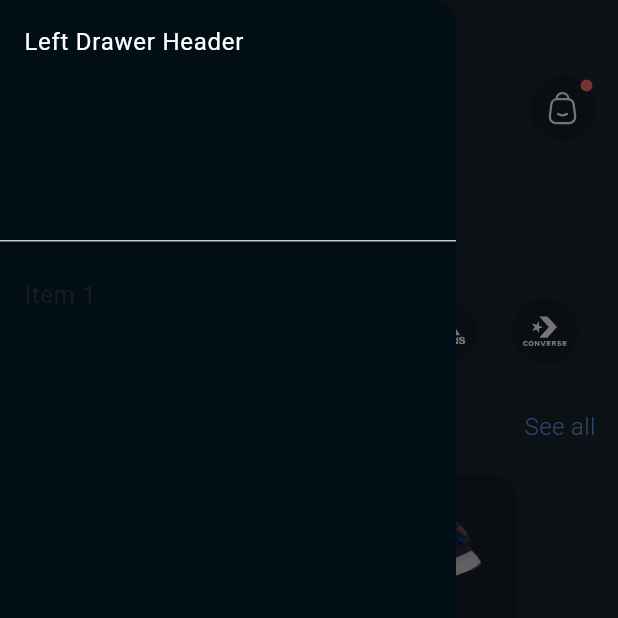
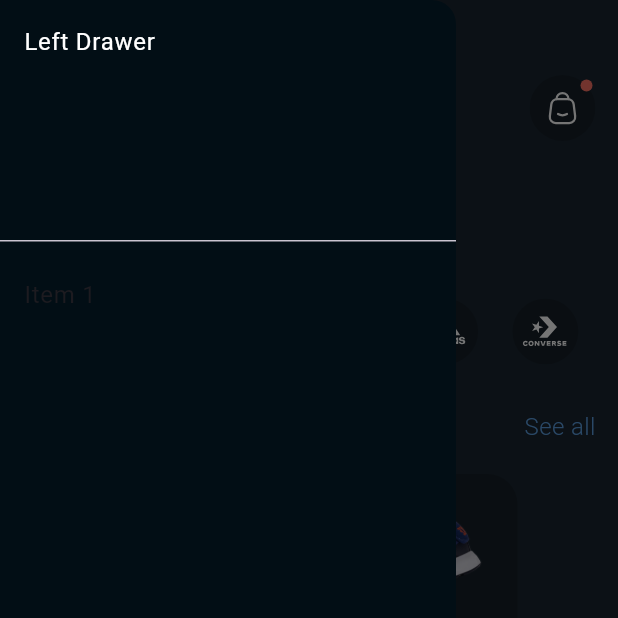
Before and after one commit to manan-coderzhunt/nike-flutter, a Flutter app: the HomeScreen screen opened directly, with the side drawer open, on a phone screen of 412 x 824 dp, the top half of it. Run offline on Flutter 3.47's test engine with Material 3 defaults, Android fonts, the phone set to English and light mode, and no system bars; our stand-ins replace firebase_auth, firebase_core, flutter_svg; accounts and stored records are empty; Roboto replaces fonts that are missing (Poppins1).

Commit message:
Changed in Home Screen

```diff
--- a/lib/Pages/home_screen.dart
+++ b/lib/Pages/home_screen.dart
@@ -29,7 +29,7 @@ class _HomeScreenState extends State<HomeScreen> {
           child: ListView(
             children: <Widget>[
               DrawerHeader(
-                child: Text('Left Drawer Header',
+                child: Text('Left Drawer ',
                 style: TextStyle(
                   color: Colors.white,
                 ),),
```
